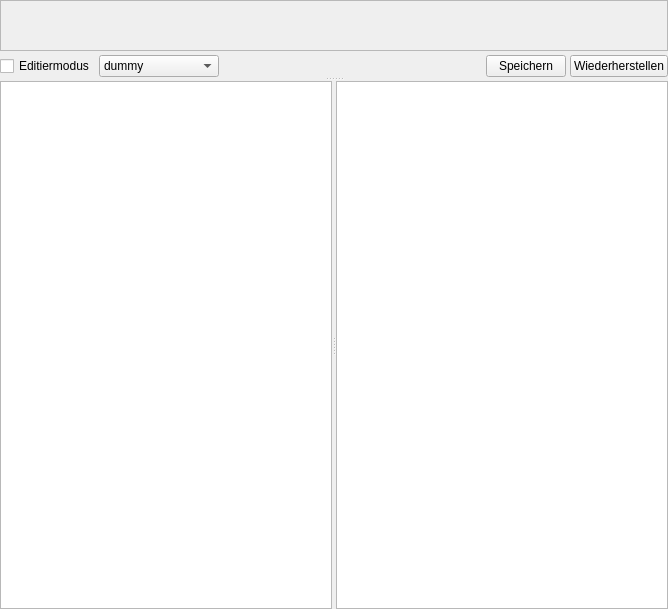
Above: kleiner-brauhelfer/widgets/wdgwebvieweditable.ui from kleiner-brauhelfer/kleiner-brauhelfer-2 before the change. Below: the same form after it.
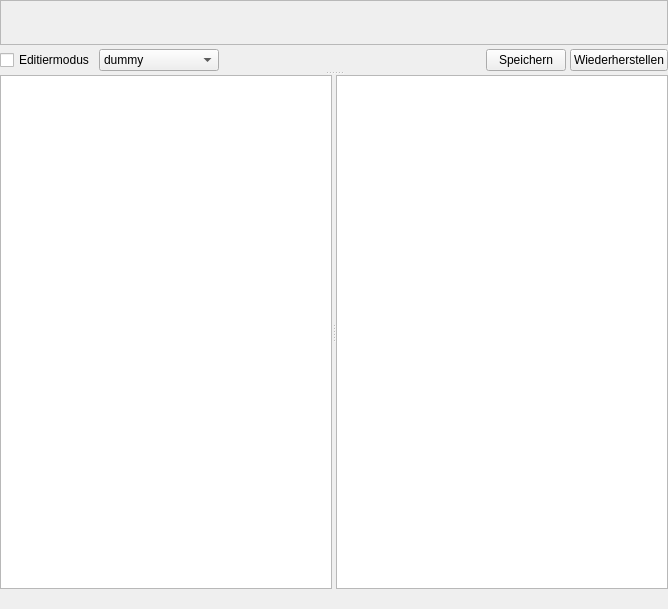
That is the form after the change. Custom widgets are drawn as their Qt base class.

```diff
--- a/kleiner-brauhelfer/widgets/wdgwebvieweditable.ui
+++ b/kleiner-brauhelfer/widgets/wdgwebvieweditable.ui
@@ -138,7 +138,16 @@
        </item>
       </layout>
      </widget>
+     <widget class="QWidget" name="verticalLayoutWidget">
+      <layout class="QVBoxLayout" name="verticalLayoutEdit">
+       <item>
      <widget class="QSplitter" name="splitterTags">
+         <property name="sizePolicy">
+          <sizepolicy hsizetype="Expanding" vsizetype="Expanding">
+           <horstretch>0</horstretch>
+           <verstretch>0</verstretch>
+          </sizepolicy>
+         </property>
       <property name="orientation">
        <enum>Qt::Horizontal</enum>
       </property>
@@ -155,6 +164,16 @@
         <bool>true</bool>
        </property>
       </widget>
+        </widget>
+       </item>
+       <item>
+        <widget class="QLabel" name="lblFilePath">
+         <property name="wordWrap">
+          <bool>true</bool>
+         </property>
+        </widget>
+       </item>
+      </layout>
      </widget>
     </widget>
    </item>
```
Lines whose indentation alone changed are shown as unchanged.
